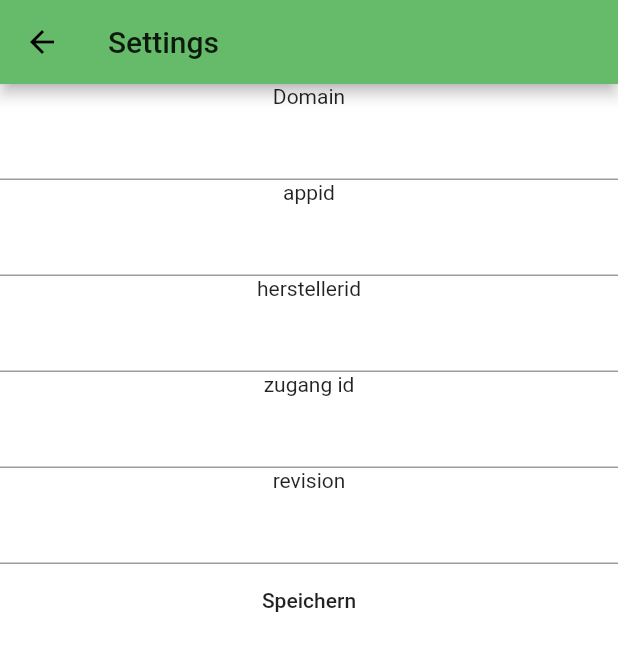
After one commit to mfreunbergergmbh/flutter_bwadr, a Flutter app: the Settings screen opened by its route, after a tap on "Speichern", on a phone screen of 412 x 824 dp. The commit adds this screen. Shown: the top 651 px of the screen. Run offline on Flutter 3.47's test engine with Material 2 defaults, Android fonts, the phone set to English and light mode, and no system bars; our stand-ins replace flutter_spinkit, shared_preferences; accounts and stored records are empty; network calls fail.

Commit message:
Added Settings page

```diff
--- /dev/null
+++ b/lib/database/database.dart
@@ -0,0 +1,175 @@
+import 'package:http/http.dart';
+import 'dart:convert';
+import 'package:crypto/crypto.dart';
+import 'package:shared_preferences/shared_preferences.dart';
+
+class DataBase {
+
+  static int reqID = 0;
+
+  static Future<void> passExists() async {
+    final prefs = await SharedPreferences.getInstance();
+    String pass = prefs.getString('PASSID') ?? "";
+    String app = prefs.getString('APPID') ?? "";
+    String domain = prefs.getString('DOMAIN') ?? "";
+    print(pass);
+    print(app);
+    print(domain);
+  }
+  static Future<Map<String, dynamic?>> getContacts({String number="0"}) async {
+
+    DataBase.reqID+=1;
+    Map<String, dynamic?> decoded = {};
+    //load connection data from local storage
+    final prefs = await SharedPreferences.getInstance();
+    String passID = prefs.getString('PASSID') ?? "";
+    String appID = prefs.getString('APPID') ?? "";
+    String urlLocation = prefs.getString('DOMAIN') ?? "";
+    String urlExtended = "/WWSVC/EXECJSON/";
+
+    DateTime stamp = DateTime.now();
+    String hash = md5.convert(utf8.encode(appID+stamp.toString())).toString();
+    var header = {
+      'Accept' : '*/*',
+      'Connection' : 'keep-alive',
+      'Accept-Encoding' : 'gzip, deflate, br',
+      'Content-Type' : 'application/json',
+      'WWSVC-EXECUTE-MODE' : 'SYNCHRON',
+      'WWSVC-HASH' : hash,
+      'WWSVC-REQID' : reqID.toString(),
+      'WWSVC-TS' : stamp.toString(),
+    };
+    var body = {
+      'WWSVC_FUNCTION' : {
+        'FUNCTIONNAME' : 'ANSPRECHPARTNER.GET',
+        'REVISION' : '3',
+        'PARAMETER' : [
+          {
+          'PCONTENT' : number,
+          'PNAME' : 'VON_ADRNR' ,
+          'POSITION' : 1,
+          'PTYPE' : 'R0',
+          },
+          {
+          'PCONTENT' : number,
+          'PNAME' : 'VON_ADRNR' ,
+          'POSITION' : 1,
+          'PTYPE' : 'R0',
+          },
+        ],
+      },
+      'WWSVC_PASSINFO' : {
+        'APPHASH' : hash,
+        'EXECUTE_MODE' : 'SYNCHRON' ,
+        'REQUESTID' : reqID,
+        'SERVICEPASS' : passID,
+        'TIMESTAMP' : stamp.toString(),
+      },
+    };
+
+    Uri apiURI = Uri.https(urlLocation, urlExtended);
+
+    try {
+      Response response = await put(apiURI, headers: header, body: json.encode(body));
+      if(response.statusCode == 200){
+        decoded = json.decode(response.body);
+      }
+    }catch (e){
+      print(e);
+    }
+    return decoded;
+  }
+
+  static Future<Map<String, dynamic?>> getAdresses() async {
+
+    DataBase.reqID+=1;
+    Map<String, dynamic?> decoded = {};
+    //load connection data from local storage
+    final prefs = await SharedPreferences.getInstance();
+    String passID = prefs.getString('PASSID') ?? "";
+    String appID = prefs.getString('APPID') ?? "";
+    String urlLocation = prefs.getString('DOMAIN') ?? "";
+    String urlExtended = "/WWSVC/EXECJSON/";
+    //Real REST API Connection
+    DateTime stamp = DateTime.now();
+    String hash = md5.convert(utf8.encode(appID+stamp.toString())).toString();
+    var header = {
+      //'Accept' : '*/*',
+      //'Connection' : 'keep-alive',
+      //'Accept-Encoding' : 'gzip, deflate, br',
+      'Content-Type' : 'application/json',
+      'WWSVC-EXECUTE-MODE' : 'SYNCHRON',
+      'WWSVC-HASH' : hash,
+      'WWSVC-REQID' : reqID.toString(),
+      'WWSVC-TS' : stamp.toString(),
+    };
+    var body = {
+      'WWSVC_FUNCTION' : {
+        'FUNCTIONNAME' : 'ADRESSE.GET',
+        'REVISION' : '3',
+        'PARAMETER' : [{
+          'PCONTENT' : 'ADR_2_8,ADR_20_30,ADR_2332_20,ADR_1330_60',
+          'PNAME' : 'FELDER' ,
+          'POSITION' : 1,
+          'PTYPE' : 'L',
+        }],
+      },
+      'WWSVC_PASSINFO' : {
+        'APPHASH' : hash,
+        'EXECUTE_MODE' : 'SYNCHRON' ,
+        'REQUESTID' : reqID,
+        'SERVICEPASS' : passID,
+        'TIMESTAMP' : stamp.toString(),
+      },
+    };
+
+    Uri apiURI = Uri.https(urlLocation, urlExtended);
+    //apiURI = Uri.https("worldtimeapi.org", "/api/timezone/Europ/Vienna");
+
+    try {
+      Response response = await put(apiURI, headers: header, body: json.encode(body));
+      if(response.statusCode == 200){
+        decoded = json.decode(response.body);
+      }
+    }catch (e){
+      print(e);
+    }
+    return decoded;
+  }
+
+  static Future<void> registerPass({required String domain, required String appID, required String herID, required String zugID, required String revID}) async {
+
+    DateTime stamp = DateTime.now();
+    String hash = md5.convert(utf8.encode(appID+stamp.toString())).toString();
+
+    Map<String, String> header = {
+      //'Accept' : '*/*',
+      //'Connection' : 'keep-alive',
+      //'Accept-Encoding' : 'gzip, deflate, br',
+      'Content-Type' : 'application/json',
+      'Connection' : "keep-alive",
+    };
+
+    String extendedUri = "/WWSVC/WWSERVICE/REGISTER/"+
+        herID+"/"+appID+"/"+zugID+"/"+revID+"//";
+    print(domain+extendedUri);
+    Uri apiURI = Uri.https(domain, extendedUri);
+
+    try {
+      Response response = await get(apiURI, headers: header);
+      if(response.statusCode==202 || response.statusCode==200){
+        Map<String, dynamic?> decoded = json.decode(response.body);
+        //saving existing pass to local storage
+        final prefs = await SharedPreferences.getInstance();
+        String passAppID =decoded["SERVICEPASS"]["APPID"] ;
+        String passPassID =decoded["SERVICEPASS"]["PASSID"] ;
+
+        prefs.setString("APPID", passAppID);
+        prefs.setString("PASSID", passPassID);
+        prefs.setString("DOMAIN", domain);
+      }
+    }catch (e){
+      print(e);
+    }
+  }
+}
--- a/lib/main.dart
+++ b/lib/main.dart
@@ -2,6 +2,7 @@ import 'package:flutter/material.dart';
 import 'package:bwadr/pages/home.dart';
 import 'package:bwadr/pages/loading.dart';
 import 'package:bwadr/pages/adr_detail.dart';
+import 'package:bwadr/pages/settings.dart';
 
 void main() => runApp(MaterialApp(
   title: "BüroWARE Adressen",
@@ -14,5 +15,6 @@ void main() => runApp(MaterialApp(
     '/home' : (Widget) => Home(),
     '/' : (Widget) => Loading(),
     '/adr_detail' : (Widget) => AdressDetail(),
+    '/settings' : (Widget) => Settings(),
   },
 ));
--- a/lib/pages/home.dart
+++ b/lib/pages/home.dart
@@ -11,6 +11,7 @@ class Home extends StatefulWidget {
 class _HomeState extends State<Home>{
   bool searchEnabled = false;
   String searchText = "";
+  int settingCounter = 0;
 
   List<Adress> query = [];
 
@@ -45,6 +46,11 @@ class _HomeState extends State<Home>{
                     }
                     else if (!searchEnabled){
                       searchEnabled=true;
+                    }
+                    settingCounter++;
+                    if(settingCounter==5){
+                      settingCounter=0;
+                      Navigator.pushNamed(context, "/settings");
                     }
                   });
                 },
--- /dev/null
+++ b/lib/pages/settings.dart
@@ -0,0 +1,76 @@
+import 'package:flutter/material.dart';
+import 'package:bwadr/database/database.dart';
+
+class Settings extends StatefulWidget{
+  @override
+  _SettingsState createState() => _SettingsState();
+}
+
+class _SettingsState extends State<Settings>{
+
+  String domain = "";
+  String appID = "";
+  String herID = "";
+  String zugID = "";
+  String revID = "";
+
+  @override initState(){
+    super.initState();
+  }
+
+  @override
+  Widget build(BuildContext context){
+    return Scaffold(
+      appBar: AppBar(
+        title: Text("Settings"),
+      ),
+      backgroundColor: Colors.white,
+      body: Column(
+        children: <Widget> [
+          Text("Domain"),
+          TextField(
+            onChanged: (text){
+              domain = text;
+            },
+          ),
+          Text("appid"),
+          TextField(
+            onChanged: (text){
+              appID = text;
+            },
+          ),
+          Text("herstellerid"),
+          TextField(
+            onChanged: (text){
+              herID = text;
+            },
+          ),
+          Text("zugang id"),
+          TextField(
+            onChanged: (text){
+              zugID = text;
+            },
+          ),
+          Text("revision"),
+          TextField(
+            onChanged: (text){
+              revID = text;
+            },
+          ),
+          FlatButton(
+            child: Text("Speichern"),
+            onPressed : (){
+              createServicePass();
+            },
+          ),
+        ],
+      ),
+    );
+  }
+
+  void createServicePass(){
+    print("Creating Service Pass");
+    DataBase.passExists();
+    DataBase.registerPass(domain: domain, appID: appID, herID: herID, zugID: zugID, revID: revID);
+  }
+}
--- a/pubspec.yaml
+++ b/pubspec.yaml
@@ -24,7 +24,6 @@ dependencies:
   flutter:
     sdk: flutter
 
-
   # The following adds the Cupertino Icons font to your application.
   # Use with the CupertinoIcons class for iOS style icons.
   cupertino_icons: ^1.0.2
@@ -32,6 +31,7 @@ dependencies:
   url_launcher: ^6.0.9
   http: ^0.13.3
   crypto: ^3.0.1
+  shared_preferences: ^2.0.6
 
 dev_dependencies:
   flutter_test:
```
Also changed, not shown: lib/services/adress_data.dart (+7 -69 lines), lib/services/contact_data.dart (+5 -49 lines), pubspec.lock, 1 other file.
